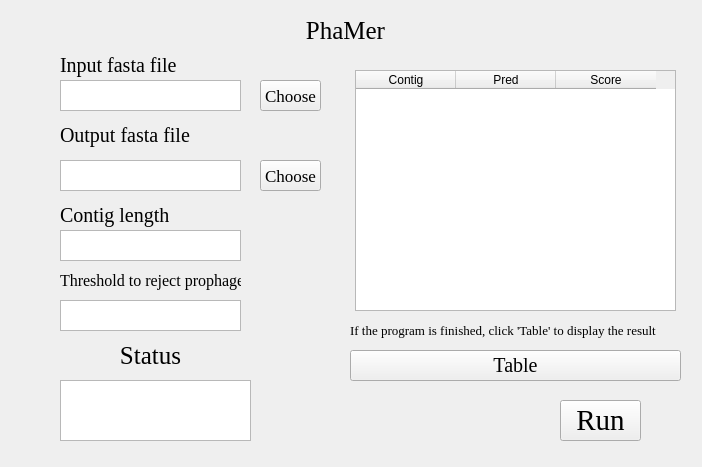
First picture: the form in PhaMer.ui, repository hzaurzli/MicroWorldOmics, before the edit.
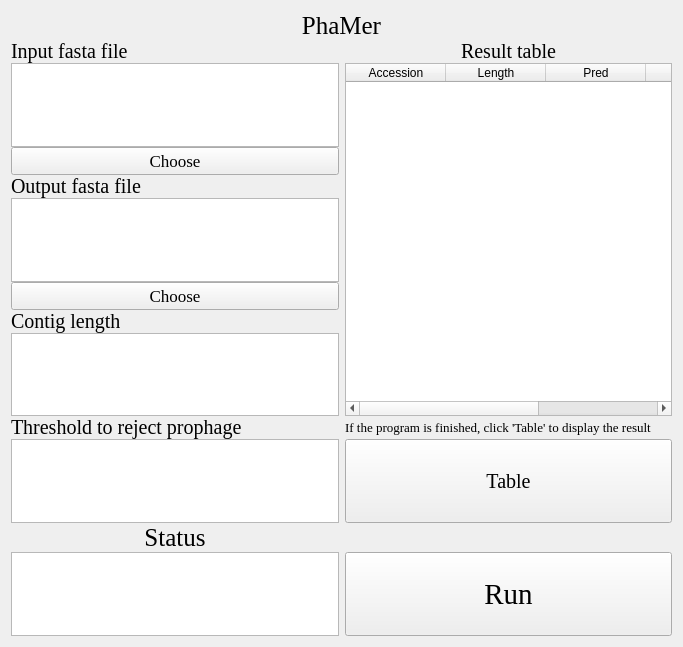
Second picture: the form after the edit. Icons and pictures are not drawn.

```diff
--- a/PhaMer.ui
+++ b/PhaMer.ui
@@ -6,8 +6,8 @@
    <rect>
     <x>0</x>
     <y>0</y>
-    <width>702</width>
-    <height>467</height>
+    <width>683</width>
+    <height>647</height>
    </rect>
   </property>
   <property name="windowTitle">
@@ -16,37 +16,17 @@
   <property name="styleSheet">
    <string notr="true">background-image: url(D:/Documents/Desktop/bb.png)</string>
   </property>
-  <widget class="QLabel" name="label">
-   <property name="geometry">
-    <rect>
-     <x>250</x>
-     <y>10</y>
-     <width>191</width>
-     <height>41</height>
-    </rect>
-   </property>
-   <property name="font">
-    <font>
-     <family>Times New Roman</family>
-     <pointsize>19</pointsize>
-    </font>
-   </property>
-   <property name="text">
-    <string>PhaMer</string>
-   </property>
-   <property name="alignment">
-    <set>Qt::AlignCenter</set>
-   </property>
-  </widget>
+  <layout class="QGridLayout" name="gridLayout_2">
+   <item row="0" column="0">
+    <layout class="QGridLayout" name="gridLayout">
+     <property name="horizontalSpacing">
+      <number>6</number>
+     </property>
+     <property name="verticalSpacing">
+      <number>0</number>
+     </property>
+     <item row="1" column="0">
   <widget class="QLabel" name="label_2">
-   <property name="geometry">
-    <rect>
-     <x>60</x>
-     <y>50</y>
-     <width>161</width>
-     <height>31</height>
-    </rect>
-   </property>
    <property name="font">
     <font>
      <family>Times New Roman</family>
@@ -60,28 +40,54 @@
     <set>Qt::AlignLeading|Qt::AlignLeft|Qt::AlignVCenter</set>
    </property>
   </widget>
-  <widget class="QTextBrowser" name="textBrowser_2">
-   <property name="geometry">
-    <rect>
-     <x>60</x>
-     <y>80</y>
-     <width>181</width>
-     <height>31</height>
-    </rect>
-   </property>
-   <property name="styleSheet">
-    <string notr="true">background-image: url(D:/Documents/Desktop/white.png)</string>
-   </property>
-  </widget>
+     </item>
+     <item row="3" column="0">
+      <widget class="QPushButton" name="pushButton_2">
+       <property name="font">
+        <font>
+         <family>Times New Roman</family>
+         <pointsize>13</pointsize>
+        </font>
+       </property>
+       <property name="text">
+        <string>Choose</string>
+       </property>
+      </widget>
+     </item>
+     <item row="9" column="0">
+      <widget class="QLabel" name="label_7">
+       <property name="font">
+        <font>
+         <family>Times New Roman</family>
+         <pointsize>15</pointsize>
+        </font>
+       </property>
+       <property name="text">
+        <string>Threshold to reject prophage</string>
+       </property>
+       <property name="alignment">
+        <set>Qt::AlignLeading|Qt::AlignLeft|Qt::AlignVCenter</set>
+       </property>
+      </widget>
+     </item>
+     <item row="7" column="0">
+      <widget class="QLabel" name="label_5">
+       <property name="font">
+        <font>
+         <family>Times New Roman</family>
+         <pointsize>15</pointsize>
+        </font>
+       </property>
+       <property name="text">
+        <string>Contig length</string>
+       </property>
+       <property name="alignment">
+        <set>Qt::AlignLeading|Qt::AlignLeft|Qt::AlignVCenter</set>
+       </property>
+      </widget>
+     </item>
+     <item row="4" column="0">
   <widget class="QLabel" name="label_3">
-   <property name="geometry">
-    <rect>
-     <x>60</x>
-     <y>120</y>
-     <width>161</width>
-     <height>31</height>
-    </rect>
-   </property>
    <property name="font">
     <font>
      <family>Times New Roman</family>
@@ -95,47 +101,9 @@
     <set>Qt::AlignLeading|Qt::AlignLeft|Qt::AlignVCenter</set>
    </property>
   </widget>
-  <widget class="QTextBrowser" name="textBrowser_3">
-   <property name="geometry">
-    <rect>
-     <x>60</x>
-     <y>160</y>
-     <width>181</width>
-     <height>31</height>
-    </rect>
-   </property>
-   <property name="styleSheet">
-    <string notr="true">background-image: url(D:/Documents/Desktop/white.png)</string>
-   </property>
-  </widget>
-  <widget class="QPushButton" name="pushButton_2">
-   <property name="geometry">
-    <rect>
-     <x>260</x>
-     <y>80</y>
-     <width>61</width>
-     <height>31</height>
-    </rect>
-   </property>
-   <property name="font">
-    <font>
-     <family>Times New Roman</family>
-     <pointsize>13</pointsize>
-    </font>
-   </property>
-   <property name="text">
-    <string>Choose</string>
-   </property>
-  </widget>
+     </item>
+     <item row="6" column="0">
   <widget class="QPushButton" name="pushButton_3">
-   <property name="geometry">
-    <rect>
-     <x>260</x>
-     <y>160</y>
-     <width>61</width>
-     <height>31</height>
-    </rect>
-   </property>
    <property name="font">
     <font>
      <family>Times New Roman</family>
@@ -146,28 +114,23 @@
     <string>Choose</string>
    </property>
   </widget>
-  <widget class="QTextBrowser" name="textBrowser">
-   <property name="geometry">
-    <rect>
-     <x>60</x>
-     <y>380</y>
-     <width>191</width>
-     <height>61</height>
-    </rect>
-   </property>
+     </item>
+     <item row="5" column="0">
+      <widget class="QTextBrowser" name="textBrowser_3">
+       <property name="styleSheet">
+        <string notr="true">background-image: url(D:/Documents/Desktop/white.png)</string>
+       </property>
+      </widget>
+     </item>
+     <item row="10" column="0">
+      <widget class="QTextEdit" name="textEdit_2">
    <property name="styleSheet">
     <string notr="true">background-image: url(D:/Documents/Desktop/white.png)</string>
    </property>
   </widget>
+     </item>
+     <item row="11" column="0">
   <widget class="QLabel" name="label_4">
-   <property name="geometry">
-    <rect>
-     <x>100</x>
-     <y>340</y>
-     <width>101</width>
-     <height>31</height>
-    </rect>
-   </property>
    <property name="font">
     <font>
      <family>Times New Roman</family>
@@ -181,56 +144,30 @@
     <set>Qt::AlignCenter</set>
    </property>
   </widget>
-  <widget class="QPushButton" name="pushButton">
-   <property name="geometry">
-    <rect>
-     <x>560</x>
-     <y>400</y>
-     <width>81</width>
-     <height>41</height>
-    </rect>
-   </property>
-   <property name="font">
-    <font>
-     <family>Times New Roman</family>
-     <pointsize>22</pointsize>
-    </font>
-   </property>
+     </item>
+     <item row="12" column="0">
+      <widget class="QTextBrowser" name="textBrowser">
+       <property name="styleSheet">
+        <string notr="true">background-image: url(D:/Documents/Desktop/white.png)</string>
+       </property>
+      </widget>
+     </item>
+     <item row="8" column="0">
+      <widget class="QTextEdit" name="textEdit">
    <property name="styleSheet">
     <string notr="true">background-image: url(D:/Documents/Desktop/white.png)</string>
    </property>
-   <property name="text">
-    <string>Run</string>
-   </property>
-  </widget>
-  <widget class="QPushButton" name="pushButton_4">
-   <property name="geometry">
-    <rect>
-     <x>350</x>
-     <y>350</y>
-     <width>331</width>
-     <height>31</height>
-    </rect>
-   </property>
-   <property name="font">
-    <font>
-     <family>Times New Roman</family>
-     <pointsize>15</pointsize>
-    </font>
-   </property>
-   <property name="text">
-    <string>Table</string>
-   </property>
-  </widget>
+      </widget>
+     </item>
+     <item row="2" column="0">
+      <widget class="QTextBrowser" name="textBrowser_2">
+       <property name="styleSheet">
+        <string notr="true">background-image: url(D:/Documents/Desktop/white.png)</string>
+       </property>
+      </widget>
+     </item>
+     <item row="9" column="1">
   <widget class="QLabel" name="label_6">
-   <property name="geometry">
-    <rect>
-     <x>350</x>
-     <y>320</y>
-     <width>331</width>
-     <height>20</height>
-    </rect>
-   </property>
    <property name="font">
     <font>
      <family>Times New Roman</family>
@@ -244,21 +181,93 @@
     <set>Qt::AlignLeading|Qt::AlignLeft|Qt::AlignVCenter</set>
    </property>
   </widget>
+     </item>
+     <item row="10" column="1">
+      <widget class="QPushButton" name="pushButton_4">
+       <property name="sizePolicy">
+        <sizepolicy hsizetype="Expanding" vsizetype="Expanding">
+         <horstretch>0</horstretch>
+         <verstretch>0</verstretch>
+        </sizepolicy>
+       </property>
+       <property name="font">
+        <font>
+         <family>Times New Roman</family>
+         <pointsize>15</pointsize>
+        </font>
+       </property>
+       <property name="text">
+        <string>Table</string>
+       </property>
+      </widget>
+     </item>
+     <item row="12" column="1">
+      <widget class="QPushButton" name="pushButton">
+       <property name="sizePolicy">
+        <sizepolicy hsizetype="Expanding" vsizetype="Expanding">
+         <horstretch>0</horstretch>
+         <verstretch>0</verstretch>
+        </sizepolicy>
+       </property>
+       <property name="font">
+        <font>
+         <family>Times New Roman</family>
+         <pointsize>22</pointsize>
+        </font>
+       </property>
+       <property name="styleSheet">
+        <string notr="true">background-image: url(D:/Documents/Desktop/white.png)</string>
+       </property>
+       <property name="text">
+        <string>Run</string>
+       </property>
+      </widget>
+     </item>
+     <item row="0" column="0" colspan="2">
+      <widget class="QLabel" name="label">
+       <property name="font">
+        <font>
+         <family>Times New Roman</family>
+         <pointsize>19</pointsize>
+        </font>
+       </property>
+       <property name="text">
+        <string>PhaMer</string>
+       </property>
+       <property name="alignment">
+        <set>Qt::AlignCenter</set>
+       </property>
+      </widget>
+     </item>
+     <item row="1" column="1">
+      <widget class="QLabel" name="label_8">
+       <property name="font">
+        <font>
+         <family>Times New Roman</family>
+         <pointsize>15</pointsize>
+        </font>
+       </property>
+       <property name="text">
+        <string>Result table</string>
+       </property>
+       <property name="alignment">
+        <set>Qt::AlignCenter</set>
+       </property>
+      </widget>
+     </item>
+     <item row="2" column="1" rowspan="7">
   <widget class="QTableWidget" name="tableWidget">
-   <property name="geometry">
-    <rect>
-     <x>355</x>
-     <y>70</y>
-     <width>321</width>
-     <height>241</height>
-    </rect>
-   </property>
    <property name="styleSheet">
     <string notr="true">background-image: url(D:/Documents/Desktop/white.png)</string>
    </property>
    <column>
     <property name="text">
-     <string>Contig</string>
+         <string>Accession</string>
+        </property>
+       </column>
+       <column>
+        <property name="text">
+         <string>Length</string>
     </property>
    </column>
    <column>
@@ -271,77 +280,16 @@
      <string>Score</string>
     </property>
    </column>
-  </widget>
-  <widget class="QLabel" name="label_5">
-   <property name="geometry">
-    <rect>
-     <x>60</x>
-     <y>200</y>
-     <width>161</width>
-     <height>31</height>
-    </rect>
-   </property>
-   <property name="font">
-    <font>
-     <family>Times New Roman</family>
-     <pointsize>15</pointsize>
-    </font>
-   </property>
+       <column>
    <property name="text">
-    <string>Contig length</string>
-   </property>
-   <property name="alignment">
-    <set>Qt::AlignLeading|Qt::AlignLeft|Qt::AlignVCenter</set>
-   </property>
-  </widget>
-  <widget class="QLabel" name="label_7">
-   <property name="geometry">
-    <rect>
-     <x>60</x>
-     <y>270</y>
-     <width>181</width>
-     <height>21</height>
-    </rect>
-   </property>
-   <property name="font">
-    <font>
-     <family>Times New Roman</family>
-     <pointsize>12</pointsize>
-    </font>
-   </property>
-   <property name="text">
-    <string>Threshold to reject prophage</string>
-   </property>
-   <property name="alignment">
-    <set>Qt::AlignLeading|Qt::AlignLeft|Qt::AlignVCenter</set>
-   </property>
-  </widget>
-  <widget class="QTextEdit" name="textEdit">
-   <property name="geometry">
-    <rect>
-     <x>60</x>
-     <y>230</y>
-     <width>181</width>
-     <height>31</height>
-    </rect>
-   </property>
-   <property name="styleSheet">
-    <string notr="true">background-image: url(D:/Documents/Desktop/white.png)</string>
-   </property>
-  </widget>
-  <widget class="QTextEdit" name="textEdit_2">
-   <property name="geometry">
-    <rect>
-     <x>60</x>
-     <y>300</y>
-     <width>181</width>
-     <height>31</height>
-    </rect>
-   </property>
-   <property name="styleSheet">
-    <string notr="true">background-image: url(D:/Documents/Desktop/white.png)</string>
-   </property>
-  </widget>
+         <string>Type</string>
+        </property>
+       </column>
+      </widget>
+     </item>
+    </layout>
+   </item>
+  </layout>
  </widget>
  <resources/>
  <connections/>
```
Left out of the diff: 6 changed lines with no effect on the pictures. Lines whose indentation alone changed are shown as unchanged.
